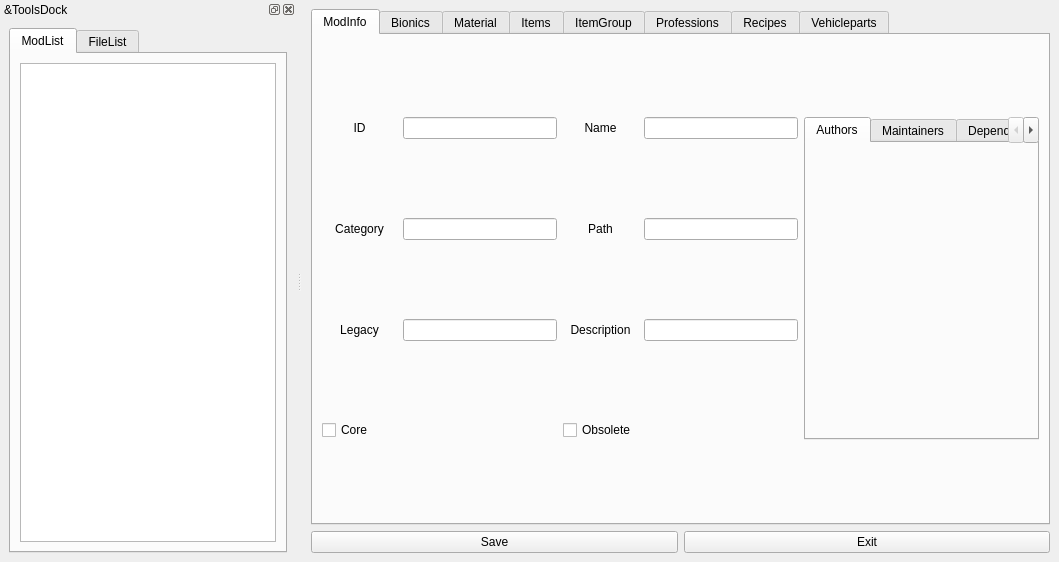
Above: ui/Window.ui from AlongWY/ModCreater-CDDA before the change. Below: the same form after it.
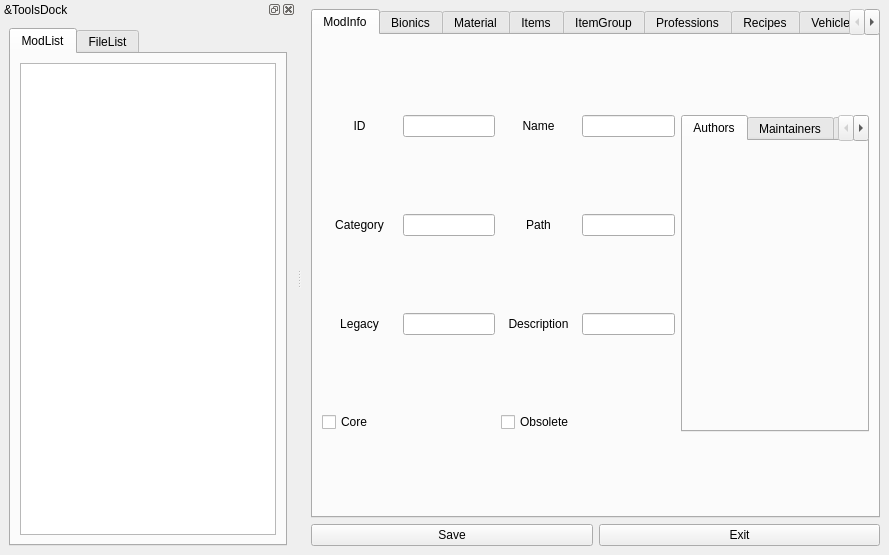
That is the form after the change.

Commit message: update ui and prepare for the change json function

```diff
--- a/ui/Window.ui
+++ b/ui/Window.ui
@@ -6,8 +6,8 @@
    <rect>
     <x>0</x>
     <y>0</y>
-    <width>1059</width>
-    <height>562</height>
+    <width>889</width>
+    <height>555</height>
    </rect>
   </property>
   <property name="windowTitle">
```
The commit also changes 7 other files.
